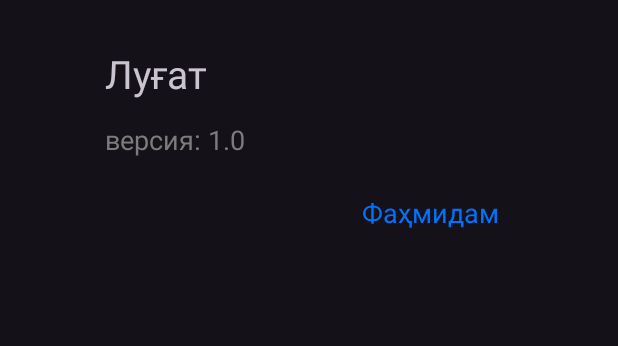
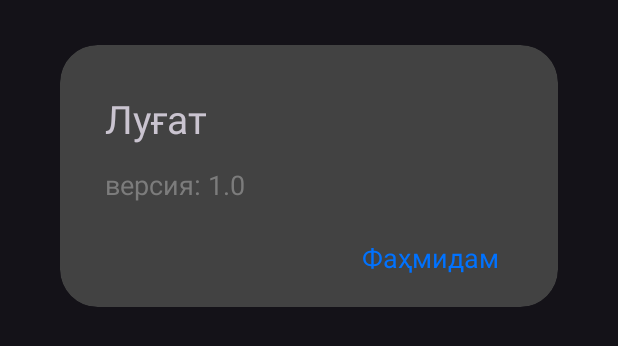
Before and after one commit to zafardeveloper/Dictionary, an Android app: the layout alert_dialog_about.xml on its own in the app's theme, with its tools: preview values and no code run, on a phone screen of 412 x 824 dp. Shown: the top 346 px of the screen. Run offline under Robolectric (Android 15) with nearby library versions, the phone set to English and light mode, and no system bars.

Commit message:
fixed the themeSwitche, alert_dialog_about and others.

```diff
--- a/app/src/main/java/com/example/bottomnavigation_practise/view/HomeFragment.kt
+++ b/app/src/main/java/com/example/bottomnavigation_practise/view/HomeFragment.kt
@@ -11,17 +11,18 @@ import android.widget.TextView
 import androidx.core.widget.doAfterTextChanged
 import androidx.fragment.app.Fragment
 import androidx.recyclerview.widget.RecyclerView
+import androidx.room.Room
 import com.example.bottomnavigation_practise.R
 import com.example.bottomnavigation_practise.model.Dictionary.model.ListModel
 import com.example.bottomnavigation_practise.view.adapter.ListAdapter
 
 class HomeFragment : Fragment(R.layout.fragment_first), ListAdapter.Listener {
 
-
     private val recyclerView by lazy {
         requireView().findViewById<RecyclerView>(R.id.recyclerViewList)
     }
     private val adapter = ListAdapter(this)
+
 
     private val data = mutableListOf(
         ListModel("Калима", "слово", "Word", "[wɜːrd]"),
--- a/app/src/main/res/layout/alert_dialog_about.xml
+++ b/app/src/main/res/layout/alert_dialog_about.xml
@@ -1,9 +1,17 @@
 <?xml version="1.0" encoding="utf-8"?>
 
-<LinearLayout xmlns:android="http://schemas.android.com/apk/res/android"
+<androidx.cardview.widget.CardView xmlns:android="http://schemas.android.com/apk/res/android"
+    xmlns:app="http://schemas.android.com/apk/res-auto"
     android:layout_width="match_parent"
     android:layout_height="wrap_content"
     android:layout_marginHorizontal="40dp"
+    android:layout_marginVertical="30dp"
+    app:cardCornerRadius="25dp"
+    app:cardElevation="0dp">
+
+    <LinearLayout
+        android:layout_width="match_parent"
+        android:layout_height="wrap_content"
         android:orientation="vertical"
         android:paddingStart="30dp"
         android:paddingTop="15dp"
@@ -49,3 +57,4 @@
 
         </LinearLayout>
     </LinearLayout>
+</androidx.cardview.widget.CardView>
--- a/app/src/main/res/menu/bottom_menu.xml
+++ b/app/src/main/res/menu/bottom_menu.xml
@@ -12,7 +12,7 @@
 
     <item
         android:id="@+id/item_victorina"
-        android:icon="@drawable/ic_victorina"
+        android:icon="@drawable/ic_quiz"
         android:title="" />
 
     <item
```
Also changed, not shown: app/src/main/java/com/example/bottomnavigation_practise/MainActivity.kt (+4 -10 lines), app/src/main/java/com/example/bottomnavigation_practise/view/SettingFragment.kt (+4 -3 lines), app/src/main/res/drawable/quiz_icon.xml (deleted, +0 -13 lines), app/src/main/res/drawable/ic_quiz.png (added), app/src/main/res/drawable/ic_victorina.png (deleted). Lines whose indentation alone changed are shown as unchanged.
